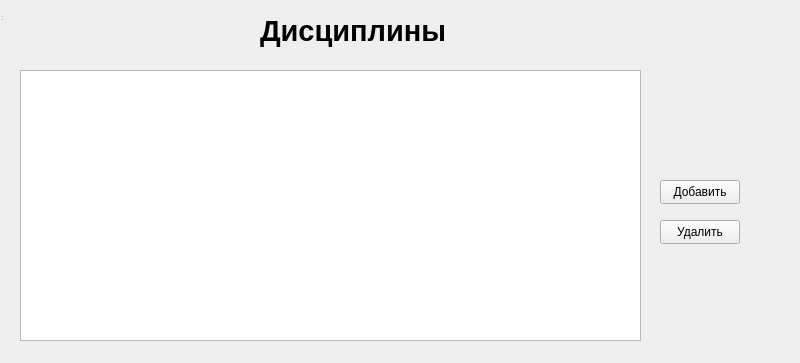
First picture: the form in discipline.ui, repository Dantedanger/Diplome, before the edit.
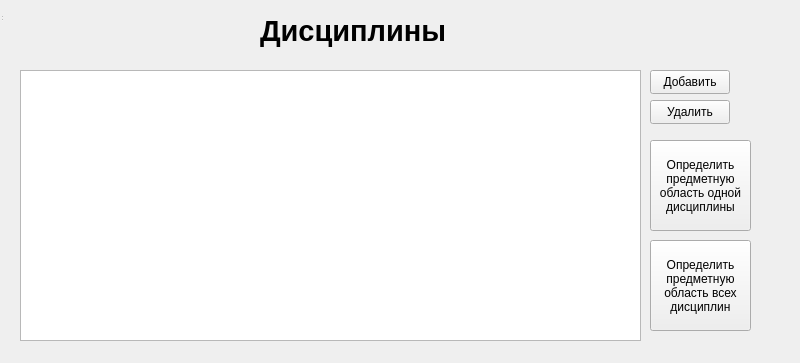
Second picture: the form after the edit.

```diff
--- a/discipline.ui
+++ b/discipline.ui
@@ -35,8 +35,8 @@
    <widget class="QPushButton" name="pushButton">
     <property name="geometry">
      <rect>
-      <x>660</x>
-      <y>180</y>
+      <x>650</x>
+      <y>70</y>
       <width>80</width>
       <height>24</height>
      </rect>
@@ -48,8 +48,8 @@
    <widget class="QPushButton" name="pushButton_2">
     <property name="geometry">
      <rect>
-      <x>660</x>
-      <y>220</y>
+      <x>650</x>
+      <y>100</y>
       <width>80</width>
       <height>24</height>
      </rect>
@@ -77,6 +77,38 @@
      <string>Дисциплины</string>
     </property>
    </widget>
+   <widget class="QPushButton" name="pushButton_3">
+    <property name="geometry">
+     <rect>
+      <x>650</x>
+      <y>140</y>
+      <width>101</width>
+      <height>91</height>
+     </rect>
+    </property>
+    <property name="text">
+     <string>Определить 
+предметную 
+область одной 
+дисциплины</string>
+    </property>
+   </widget>
+   <widget class="QPushButton" name="pushButton_4">
+    <property name="geometry">
+     <rect>
+      <x>650</x>
+      <y>240</y>
+      <width>101</width>
+      <height>91</height>
+     </rect>
+    </property>
+    <property name="text">
+     <string>Определить 
+предметную 
+область всех
+дисциплин</string>
+    </property>
+   </widget>
   </widget>
   <widget class="QStatusBar" name="statusbar">
    <property name="geometry">
```
